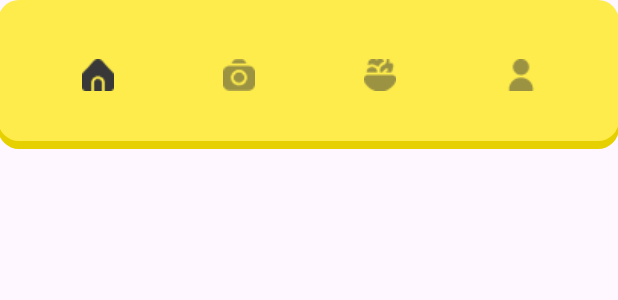
After one commit to aryayudh06/food-diet-app, an Android app: the layout fragment_menu.xml on its own in the app's theme, with its tools: preview values and no code run, on a phone screen of 412 x 824 dp. The commit adds this screen. Shown: the top 300 px of the screen. Run offline under Robolectric (Android 15) with nearby library versions, the phone set to English and light mode, and no system bars.

```diff
--- a/app/src/main/java/com/pam/gemastik_app/ui/ReccomendationActivity.kt
+++ b/app/src/main/java/com/pam/gemastik_app/ui/ReccomendationActivity.kt
@@ -30,6 +30,7 @@ class RecommendationActivity : AppCompatActivity() {
 
         binding = ActivityReccomendationBinding.inflate(layoutInflater)
         setContentView(binding.root)
+
 
         fusedLocationClient = LocationServices.getFusedLocationProviderClient(this)
 
--- /dev/null
+++ b/app/src/main/res/layout/fragment_menu.xml
@@ -0,0 +1,64 @@
+<?xml version="1.0" encoding="utf-8"?>
+<androidx.constraintlayout.widget.ConstraintLayout xmlns:android="http://schemas.android.com/apk/res/android"
+    xmlns:app="http://schemas.android.com/apk/res-auto"
+    xmlns:tools="http://schemas.android.com/tools"
+    android:layout_width="match_parent"
+    android:layout_height="wrap_content"
+    tools:context=".ui.fragment.MenuFragment">
+
+    <TextView
+        android:id="@+id/textView2"
+        android:layout_width="414dp"
+        android:layout_height="99dp"
+        android:background="@drawable/yellow_button"
+        app:layout_constraintBottom_toBottomOf="parent"
+        app:layout_constraintEnd_toEndOf="parent"
+        app:layout_constraintTop_toTopOf="parent"
+        app:layout_constraintVertical_bias="1.0" />
+
+    <LinearLayout
+        android:layout_width="wrap_content"
+        android:layout_height="wrap_content"
+        android:orientation="horizontal"
+        app:layout_constraintBottom_toBottomOf="@+id/textView2"
+        app:layout_constraintEnd_toEndOf="parent"
+        app:layout_constraintStart_toStartOf="parent"
+        app:layout_constraintTop_toTopOf="parent">
+
+        <ImageButton
+            android:id="@+id/imageButtonHome"
+            android:layout_width="64dp"
+            android:layout_height="64dp"
+            android:layout_marginEnd="30dp"
+            android:backgroundTint="#00FFFFFF"
+            android:src="@drawable/home"
+            android:tint="#00FFFFFF" />
+
+        <ImageButton
+            android:id="@+id/imageButtonCamera"
+            android:layout_width="64dp"
+            android:layout_height="64dp"
+            android:layout_marginEnd="30dp"
+            android:backgroundTint="#00FFFFFF"
+            android:src="@drawable/camera_1"
+            android:tint="#00FFFFFF" />
+
+        <ImageButton
+            android:id="@+id/imageButtonSalad"
+            android:layout_width="64dp"
+            android:layout_height="64dp"
+            android:layout_marginEnd="30dp"
+            android:backgroundTint="#00FFFFFF"
+            android:src="@drawable/salad_1"
+            android:tint="#00FFFFFF" />
+
+        <ImageButton
+            android:id="@+id/imageButtonUser"
+            android:layout_width="64dp"
+            android:layout_height="64dp"
+            android:backgroundTint="#00FFFFFF"
+            android:src="@drawable/user_1"
+            android:tint="#00FFFFFF" />
+    </LinearLayout>
+
+</androidx.constraintlayout.widget.ConstraintLayout>
--- a/app/src/main/res/values/strings.xml
+++ b/app/src/main/res/values/strings.xml
@@ -13,4 +13,6 @@
     <string name="start_capture">Start Capture</string>
     <string name="stop_capture">Stop Capture</string>
     <string name="client_id">"583046945853-e0qceb6hlks8m5enqlkgar5rtkegu2dg.apps.googleusercontent.com"</string>
+    <!-- TODO: Remove or change this placeholder text -->
+    <string name="hello_blank_fragment">Hello blank fragment</string>
 </resources>
```
Also changed, not shown: app/src/main/java/com/pam/gemastik_app/MenuFragment.kt (added, +12 -0 lines), app/src/main/java/com/pam/gemastik_app/ui/fragment/MenuFragment.kt (added, +90 -0 lines), app/src/main/res/layout/activity_reccomendation.xml (+13 -5 lines), app/src/main/res/drawable/camera_1.png (added), app/src/main/res/drawable/home.png (added), app/src/main/res/drawable/salad_1.png (added), app/src/main/res/drawable/user_1.png (added).
